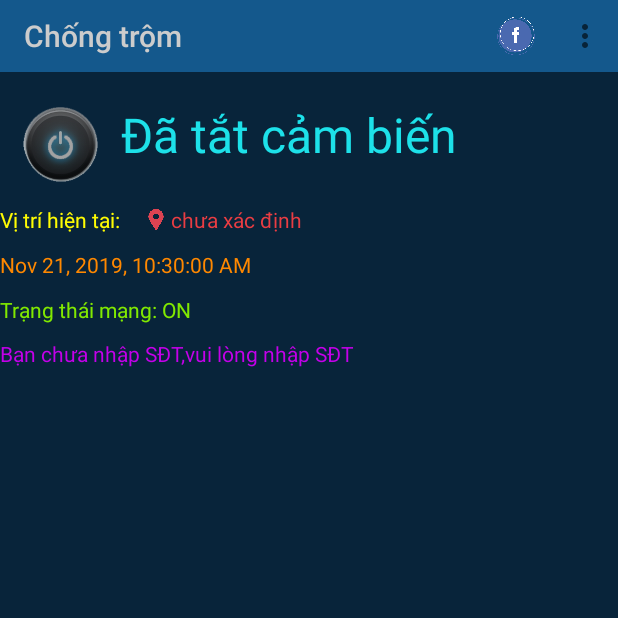
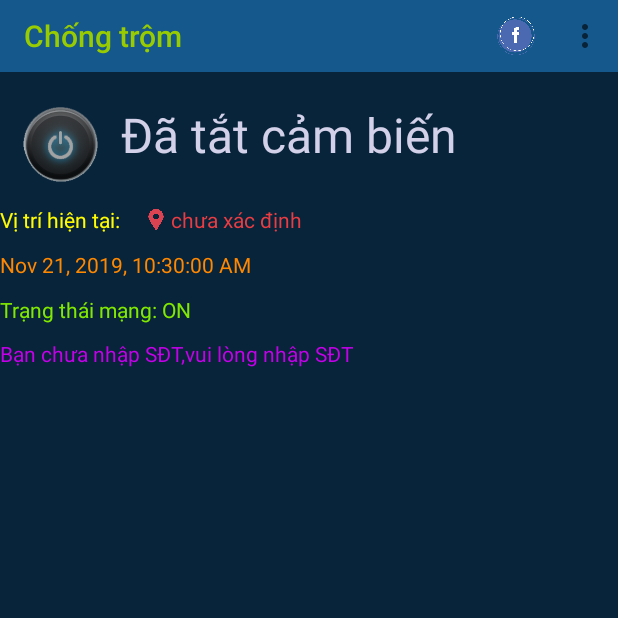
Before and after one commit to phuongdkyt/du-an_1, an Android app: the screen it shows after launch (MainActivity), on a phone screen of 412 x 824 dp, the top half of it. Run offline under Robolectric (Android 15) with nearby library versions, the light colour scheme and no system bars.

Commit message:
how
hello

```diff
--- a/ChngTrm4/app/src/main/java/com/example/chngtrm/MainActivity.java
+++ b/ChngTrm4/app/src/main/java/com/example/chngtrm/MainActivity.java
@@ -45,91 +45,94 @@ import androidx.appcompat.widget.Toolbar;
 import androidx.core.app.ActivityCompat;
 import androidx.core.content.ContextCompat;
 
-public class MainActivity extends AppCompatActivity implements SensorEventListener, CompoundButton.OnCheckedChangeListener, View.OnClickListener
-{
+public class MainActivity extends AppCompatActivity implements SensorEventListener, CompoundButton.OnCheckedChangeListener, View.OnClickListener {
     private SensorManager sensorManager;
     private Sensor sensor;
-    private TextView t1, t2,t3,t4,t5;
+    private TextView t1, t2, t3, t4, t5;
     private Toolbar toolbar;
     private ToggleButton toggleButton;
     private MediaPlayer mediaPlayer;
-    private static  final  int REQUEST_CODE=1000;
+    private static final int REQUEST_CODE = 1000;
     private static final int REQUEST_CODE_EXAMPLE = 0x9345;
     private LocationRequest locationRequest;
     private LocationCallback locationCallback;
     private FusedLocationProviderClient fusedLocationProviderClient;
     private String mLastUpdateDay;
-    private String dulieusdt,dulieusdtnow;
-     private static int d=0;
-    private Boolean checksensor=false,checkMP3=false;
-    private final  String API_KEY="AIzaSyA9Z90IURAnMIvJEBEHF70bhh7oCAFv11Y";
+    private String dulieusdt, dulieusdtnow;
+    private static int d = 0;
+    private Boolean checksensor = false, checkMP3 = false;
 
     @Override
     protected void onCreate(Bundle savedInstanceState) {
         super.onCreate(savedInstanceState);
         setContentView(R.layout.activity_main);
-        RequestPermission();
-        fusedLocationProviderClient= LocationServices.getFusedLocationProviderClient(this);
+        RequestPermission();//kiểm tra quyền
+        fusedLocationProviderClient = LocationServices.getFusedLocationProviderClient(this);//gọi API FusedLocationProviderAPI từ Google
         //đăng kí gps
         buildLocationRequest();
         //hiện thị gps ra màn hình
         buildLocationCallback();
         //cập nhật dữ liệu gps
-        fusedLocationProviderClient.requestLocationUpdates(locationRequest,locationCallback, Looper.myLooper());
-        t1 = findViewById(R.id.hienthi);
-        t2 = findViewById(R.id.vitri);
-        t2.setOnClickListener(this);
-        t3= findViewById(R.id.time1);
-        t4= findViewById(R.id.ketnoimang);
-        t5= findViewById(R.id.hienthisdt);
-        toggleButton=findViewById(R.id.battat);
-        toggleButton.setOnCheckedChangeListener(this);
-        toolbar=findViewById(R.id.toolbar1);
-        toolbar.setTitleTextColor(Color.LTGRAY);
-        setSupportActionBar(toolbar);
+        fusedLocationProviderClient.requestLocationUpdates(locationRequest, locationCallback, Looper.myLooper());
+        Anhxa();
         //nhận dữ liệu từ bộ nhớ trong
         readFromInternal();
         sensorManager = (SensorManager) getSystemService(Context.SENSOR_SERVICE);
         if (sensorManager.getDefaultSensor(Sensor.TYPE_PROXIMITY) != null) {
-            sensor = sensorManager.getDefaultSensor(Sensor.TYPE_PROXIMITY);
+            sensor = sensorManager.getDefaultSensor(Sensor.TYPE_PROXIMITY);//đăng kí sử dụng Sensor Tiệm cận
             sensorManager.registerListener(this, sensor, SensorManager.SENSOR_DELAY_NORMAL);
         } else {
-            Toast.makeText(this, "Cảm biến không tồn tại!", Toast.LENGTH_SHORT).show();
+            Toast.makeText(this, "Cảm biến khôn9 g tồn tại!", Toast.LENGTH_SHORT).show();
         }
         //lấy dữ liệu ngày giờ từ hệ thống
         mLastUpdateDay = DateFormat.getDateTimeInstance().format(new Date());
         t3.setText(mLastUpdateDay);
-        if(isOnline()) t4.setText("Trạng thái mạng: ON");
-        else  t4.setText("Trạng thái mạng: OFF");
-        if(dulieusdtnow==null) t5.setText("Bạn chưa nhập SĐT,vui lòng nhập SĐT");
-        else t5.setText("SĐT: "+dulieusdtnow);
+        if (isOnline()) t4.setText("Trạng thái mạng: ON");
+        else t4.setText("Trạng thái mạng: OFF");
+        if (dulieusdtnow == null) t5.setText("Bạn chưa nhập SĐT,vui lòng nhập SĐT");
+        else t5.setText("SĐT: " + dulieusdtnow);
     }
-    public  void buildLocationCallback()
+
+    private void Anhxa() {
+        t1 = findViewById(R.id.hienthi);
+        t2 = findViewById(R.id.vitri);
+        t2.setOnClickListener(this);
+        t3 = findViewById(R.id.time1);
+        t4 = findViewById(R.id.ketnoimang);
+        t5 = findViewById(R.id.hienthisdt);
+        toggleButton = findViewById(R.id.battat);
+        toggleButton.setOnCheckedChangeListener(this);
+        toolbar = findViewById(R.id.toolbar1);
+        setSupportActionBar(toolbar);
+    }
+
+    private void buildLocationCallback()//lấy dữ liệu vị trí GPS
     {
         locationCallback = new LocationCallback() {
             @Override
-    public  void onLocationResult(LocationResult locationResult) {
-        for(Location location:locationResult.getLocations())
-        {
-            t2.setText("("+location.getLatitude()+","+location.getLongitude()+")");
+            public void onLocationResult(LocationResult locationResult) {
+                for (Location location : locationResult.getLocations()) {
+                    t2.setText("(" + location.getLatitude() + "," + location.getLongitude() + ")");
                 }
             }
         };
     }
+
     @SuppressLint("RestrictedApi")
-   public void buildLocationRequest()
+    public void buildLocationRequest()// thiết lập các giá trị cho API GPS
     {
-       locationRequest=new LocationRequest();
-       locationRequest.setPriority(LocationRequest.PRIORITY_HIGH_ACCURACY);
-       locationRequest.setInterval(5000);
-       locationRequest.setFastestInterval(3000);
-       locationRequest.setSmallestDisplacement(10);
+        locationRequest = new LocationRequest();
+        locationRequest.setPriority(LocationRequest.PRIORITY_HIGH_ACCURACY);//yêu cầu API trả về vị trí chính xác nhất có sẵn
+        locationRequest.setInterval(5000);//nhận khoảng thời gian cập nhật vị trí trong 5s
+        locationRequest.setFastestInterval(3000);//tg cập nhật nhanh nhất là 3s
+        locationRequest.setSmallestDisplacement(10);//	sự dịch chuyển nhỏ nhất tính bằng mét người dùng phải di chuyển giữa các lần cập nhật vị trí.
     }
+
     //xét các thời điểm thay đổi của sensor
     @Override
-    public void onSensorChanged(SensorEvent event) {
-        Float giatri = event.values[0];
-        if(checksensor==true) {
+    public void onSensorChanged(SensorEvent event) {//cập nhật sự thay đổi tín hiệu sensor
+        Float giatri = event.values[0];// lấy giá trị cảm biến tiệm cận
+        if (checksensor == true) {//kiếm tra bật chức năng sensor
             if (giatri == 0) {
                 d++;
                 t1.setText("Bị phát hiện");
@@ -138,14 +141,14 @@ public class MainActivity extends AppCompatActivity implements SensorEventListen
                         Canhbaomp3();
                         checkMP3 = true;
                     }
-                    fusedLocationProviderClient.getLastLocation()
+                    fusedLocationProviderClient.getLastLocation()//lấy ra vị trí hiện tại
                             .addOnSuccessListener(this, new OnSuccessListener<Location>() {
                                 @Override
                                 public void onSuccess(Location location) {
                                     // Got last known location. In some rare situations this can be null.
                                     if (location != null) {
                                         Guisms(
-                                                "https://www.google.com/maps/place/" + location.getLatitude() + "," + location.getLongitude() + "/" + " Cảnh báo mất máy!");
+                                                "https://www.google.com/maps/place/" + location.getLatitude() + "," + location.getLongitude() + "/" + " SOS!");
                                     } else Guisms2();
                                 }
                             });
@@ -156,57 +159,63 @@ public class MainActivity extends AppCompatActivity implements SensorEventListen
             }
         }
     }
+
     //phát nhạc mp3
     private void Canhbaomp3() {
-        mediaPlayer = MediaPlayer.create(MainActivity.this, R.raw.canhbaomp3);
-        mediaPlayer.setLooping(true);
-        mediaPlayer.start();
+        mediaPlayer = MediaPlayer.create(MainActivity.this, R.raw.canhbaomp3);//lấy file nhạc từ res::raw
+        mediaPlayer.setLooping(true); //lặp lại nhạc
+        mediaPlayer.start();//bắt đầu phát nhạc
     }
+
     //gửi sms khi có vị trí GPS
     private void Guisms(String dulieu) {
         try {
-            String dl=String.valueOf(dulieu);
-            SmsManager smsManager = SmsManager.getDefault();
-            smsManager.sendTextMessage(dulieusdtnow, null,dl, null, null);
+            String dl = String.valueOf(dulieu);
+            SmsManager smsManager = SmsManager.getDefault();//API SMS
+            smsManager.sendTextMessage(dulieusdtnow, null, dl, null, null);
             Toast.makeText(getApplicationContext(), "SMS sent.", Toast.LENGTH_LONG).show();
         } catch (Exception e) {
             Toast.makeText(getApplicationContext(), "Không gửi được tin nhắn", Toast.LENGTH_LONG).show();
             e.printStackTrace();
         }
     }
+
     //gửi sms khi không có vị trí GPS
     private void Guisms2() {
         try {
 
             SmsManager smsManager = SmsManager.getDefault();
-            smsManager.sendTextMessage(dulieusdtnow, null,"Cảnh báo mất máy", null, null);
+            smsManager.sendTextMessage(dulieusdtnow, null, "Cảnh báo mất máy", null, null);
             Toast.makeText(getApplicationContext(), "SMS sent.", Toast.LENGTH_LONG).show();
         } catch (Exception e) {
             Toast.makeText(getApplicationContext(), "Không gửi được tin nhắn", Toast.LENGTH_LONG).show();
             e.printStackTrace();
         }
     }
+
     @Override
     public void onAccuracyChanged(Sensor sensor, int accuracy) {
     }
+
     //kiểm tra đăng kí quyền
     private boolean checkPermission(String permission) {
         int checkPermission = ContextCompat.checkSelfPermission(this, permission);
         return (checkPermission == PackageManager.PERMISSION_GRANTED);
     }
-    //xác nhận người dùng đăng kí quyền
-   private void RequestPermission()
-    {
-        if(checkPermission(Manifest.permission.SEND_SMS)||checkPermission(Manifest.permission.ACCESS_COARSE_LOCATION)||checkPermission(Manifest.permission.ACCESS_FINE_LOCATION)) {
-        }else {
-            ActivityCompat.requestPermissions(this, new String[] {Manifest.permission.ACCESS_COARSE_LOCATION,
-                            Manifest.permission.SEND_SMS,Manifest.permission.ACCESS_FINE_LOCATION
+
+    //xác nhận người dùng đăng kí quyền người dùng
+    private void RequestPermission() {
+        if (checkPermission(Manifest.permission.SEND_SMS) || checkPermission(Manifest.permission.ACCESS_COARSE_LOCATION) || checkPermission(Manifest.permission.ACCESS_FINE_LOCATION)) {
+        } else {
+            ActivityCompat.requestPermissions(this, new String[]{Manifest.permission.ACCESS_COARSE_LOCATION,
+                            Manifest.permission.SEND_SMS, Manifest.permission.ACCESS_FINE_LOCATION
                     },
                     REQUEST_CODE);
         }
     }
+
     //kiểm tra kết nối internet
-    public boolean isOnline() {
+    public boolean isOnline() {//kiểm tra kết nối internet
         if (Build.VERSION.SDK_INT >= Build.VERSION_CODES.M) {
             requestPermissions(new String[]{Manifest.permission.INTERNET}, 1);
         }
@@ -217,64 +226,71 @@ public class MainActivity extends AppCompatActivity implements SensorEventListen
         }
         return false;
     }
+
+    //restart lại ứng dụng
     @Override
     protected void onRestart() {
         super.onRestart();
         mLastUpdateDay = DateFormat.getDateTimeInstance().format(new Date());
         t3.setText(mLastUpdateDay);
-        if(isOnline()) t4.setText("Trạng thái mạng: ON");
-        else  t4.setText("Trạng thái mạng: OFF");
+        if (isOnline()) t4.setText("Trạng thái mạng: ON");
+        else t4.setText("Trạng thái mạng: OFF");
         buildLocationRequest();
         buildLocationCallback();
     }
 
     @Override
-    protected void onDestroy() {
+    protected void onDestroy() {//thoátứng dung
         super.onDestroy();
+        sensorManager.unregisterListener(this);
         fusedLocationProviderClient.removeLocationUpdates(locationCallback);
     }
+
     @Override
     public boolean onCreateOptionsMenu(Menu menu) {
-      getMenuInflater().inflate(R.menu.my_menu,menu);
+        getMenuInflater().inflate(R.menu.my_menu, menu);
         return true;
     }
+
     @Override
     public boolean onOptionsItemSelected(MenuItem item) {
-    int id=item.getItemId();
-        switch (id)
-        {
-           case  R.id.itsdt:
-            Intent i=new Intent(MainActivity.this,Themsdt_Activity.class);
-            i.putExtra("sdt",dulieusdtnow);
-            startActivityForResult(i,REQUEST_CODE_EXAMPLE);
+        int id = item.getItemId();
+        switch (id) {
+            case R.id.itsdt:
+                Intent i = new Intent(MainActivity.this, Themsdt_Activity.class);
+                i.putExtra("sdt", dulieusdtnow);
+                startActivityForResult(i, REQUEST_CODE_EXAMPLE);
                 break;
             case R.id.lienhe:
-                Intent i2=new Intent(Intent.ACTION_VIEW,Uri.parse("https://www.facebook.com/toitoilazy"));
+                Intent i2 = new Intent(Intent.ACTION_VIEW, Uri.parse("https://www.facebook.com/toitoilazy"));
                 startActivity(i2);
                 break;
         }
         return super.onOptionsItemSelected(item);
     }
+
     //kiểm tra dữ liệu trả về từ 1 Activity khác
     @Override
-    public void onActivityResult(int requestCode, int resultCode, Intent data) {
+    public void onActivityResult(int requestCode, int resultCode, Intent data) {//lấy dữ liệu sdt trả về tự Themsdt_Activity
         super.onActivityResult(requestCode, resultCode, data);
 
-        if(requestCode == REQUEST_CODE_EXAMPLE) {
-            if(resultCode == Activity.RESULT_OK) {
+        if (requestCode == REQUEST_CODE_EXAMPLE) {
+            if (resultCode == Activity.RESULT_OK) {
 
                 String result = data.getStringExtra("key1");
-                dulieusdt=result;
-                dulieusdtnow=dulieusdt;
-                t5.setText("SĐT:"+dulieusdt);
+                dulieusdt = result;
+                dulieusdtnow = dulieusdt;
+                t5.setText("SĐT:" + dulieusdt);
                 writeInternal();
 
             } else {
             }
         }
     }
+
+    // đọc dữ liệu từ bộ nhớ trong
     public void writeInternal() {
-        if(dulieusdt!=null) {
+        if (dulieusdt != null) {
             try {
                 OutputStream os = openFileOutput("sdt_x.txt", MODE_PRIVATE);
                 String string = dulieusdt;
@@ -285,7 +301,9 @@ public class MainActivity extends AppCompatActivity implements SensorEventListen
             }
         }
     }
-    private void readFromInternal(){
+
+    //ghi dữ liệu vào bộ nhớ trong
+    private void readFromInternal() {
         try {
             InputStream is = openFileInput("sdt_x.txt");
             int size = is.available();
@@ -293,28 +311,31 @@ public class MainActivity extends AppCompatActivity implements SensorEventListen
             is.read(data);
             is.close();
             String s = new String(data); //s chứa dữ liệu đọc từ file
-            dulieusdtnow=s;
-        }catch (Exception ex){
+            dulieusdtnow = s;
+        } catch (Exception ex) {
             ex.printStackTrace();
         }
     }
+
     //kiểm tra toggle button
     @Override
     public void onCheckedChanged(CompoundButton buttonView, boolean isChecked) {
         if (isChecked) {
             checksensor = true;
+            t1.setTextColor(Color.parseColor("#1DE1E9"));
             t1.setText("Không phát hiện");
         } else {
-            d=0;
+            d = 0;
             checksensor = false;
             t1.setText("Đã tắt cảm biến");
-            if(checkMP3==true){
-                mediaPlayer.pause();
-                checkMP3=false;
+            t1.setTextColor(Color.parseColor("#D2D1E9"));
+            if (checkMP3 == true) {
+                mediaPlayer.stop();
+                checkMP3 = false;
+            }
+        }
     }
 
-        }
-    }
     //sau khi ấn vào GPS
     @Override
     public void onClick(View v) {
--- a/ChngTrm4/app/src/main/java/com/example/chngtrm/Themsdt_Activity.java
+++ b/ChngTrm4/app/src/main/java/com/example/chngtrm/Themsdt_Activity.java
@@ -26,7 +26,7 @@ Boolean check=false;
         t1=findViewById(R.id.thongtinsdt);
         btn1=findViewById(R.id.xacnhan1);
         btn2=findViewById(R.id.thoat1);
-      Intent i=getIntent();
+      Intent i=getIntent();//nhận dữ liệu sdt từ MainActivity
      String s= i.getStringExtra("sdt");
       t1.setText("SĐT hiện tại:"+s);
         btn1.setOnClickListener(this);
@@ -43,7 +43,7 @@ Boolean check=false;
                     check=true;
                     sdt = edt1.getText().toString();
                     t1.setText(sdt + "\n" + "Nhấn lưu vào thoát để lưu SĐT");
-                    Toast.makeText(Themsdt_Activity.this, "Lưu thành công", Toast.LENGTH_SHORT).show();
+
                 }else Toast.makeText(Themsdt_Activity.this, "Bạn chưa nhập SĐT", Toast.LENGTH_SHORT).show();
                 break;
             case R.id.thoat1:
@@ -52,6 +52,7 @@ Boolean check=false;
                     data.putExtra("key1", sdt);
                     setResult(Activity.RESULT_OK, data);
                     finish();
+                    Toast.makeText(Themsdt_Activity.this, "Lưu thành công", Toast.LENGTH_SHORT).show();
                     break;
                 }
                 else Toast.makeText(Themsdt_Activity.this, "Bạn chưa nhấn xác nhận,vui lòng nhấn xác nhận để thoát", Toast.LENGTH_SHORT).show();
--- a/ChngTrm4/app/src/main/res/layout/activity_main.xml
+++ b/ChngTrm4/app/src/main/res/layout/activity_main.xml
@@ -30,7 +30,7 @@
             android:layout_marginLeft="15dp"
             android:text="Đã tắt cảm biến"
             android:layout_gravity="left"
-            android:textColor="#1DE1E9"
+            android:textColor="#D2D1E9"
             android:textSize="32dp" />
 
 
--- a/ChngTrm4/app/src/main/res/layout/activity_themsdt_.xml
+++ b/ChngTrm4/app/src/main/res/layout/activity_themsdt_.xml
@@ -10,7 +10,7 @@
     android:layout_width="match_parent"
     android:layout_height="wrap_content"
     android:hint="Nhấp số điện thoại cần lưu"
-    android:phoneNumber="true"
+    android:inputType="phone"
     android:textColor="@android:color/holo_orange_dark"
     android:textColorHint="@android:color/holo_orange_dark"/>
     <LinearLayout
--- a/ChngTrm4/app/src/main/res/layout/toolbar_layout.xml
+++ b/ChngTrm4/app/src/main/res/layout/toolbar_layout.xml
@@ -5,6 +5,4 @@ android:layout_height="@android:dimen/app_icon_size"
 android:id="@+id/toolbar1"
   android:background="#14588c"
 
-
-
 />
--- a/ChngTrm4/app/src/main/res/menu/my_menu.xml
+++ b/ChngTrm4/app/src/main/res/menu/my_menu.xml
@@ -7,6 +7,6 @@
     <item android:id="@+id/lienhe"
         android:title="Liên hệ nhà phát triển"
         android:iconTint="@drawable/icon_f"
-      app:showAsAction="ifRoom"
+         app:showAsAction="ifRoom"
         android:icon="@drawable/icon_f"/>
 </menu>
--- a/ChngTrm4/app/src/main/res/values/styles.xml
+++ b/ChngTrm4/app/src/main/res/values/styles.xml
@@ -4,8 +4,11 @@
     <style name="AppTheme" parent="Theme.AppCompat.Light.NoActionBar">
         <!-- Customize your theme here. -->
         <item name="colorPrimary">@color/colorPrimary</item>
-        <item name="colorPrimaryDark">@color/colorPrimaryDark</item>
+        <item name="colorPrimaryDark">#E99C20</item>
         <item name="colorAccent">@color/colorAccent</item>
+        <item name="android:navigationBarColor">#14588c</item>
+        <item name="android:textColorPrimary">@android:color/holo_green_light</item>
+        <item name="actionMenuTextColor">@android:color/holo_green_light</item>
     </style>
 
 </resources>
--- a/ChngTrm4/build.gradle
+++ b/ChngTrm4/build.gradle
@@ -7,7 +7,7 @@ buildscript {
 
     }
     dependencies {
-        classpath 'com.android.tools.build:gradle:3.5.1'
+        classpath 'com.android.tools.build:gradle:3.5.2'
 
         // NOTE: Do not place your application dependencies here; they belong
         // in the individual module build.gradle files
```
Also changed, not shown: ChngTrm4/app/gradle/wrapper/gradle-wrapper.properties (added), 4 other files. Lines whose indentation alone changed are shown as unchanged.
